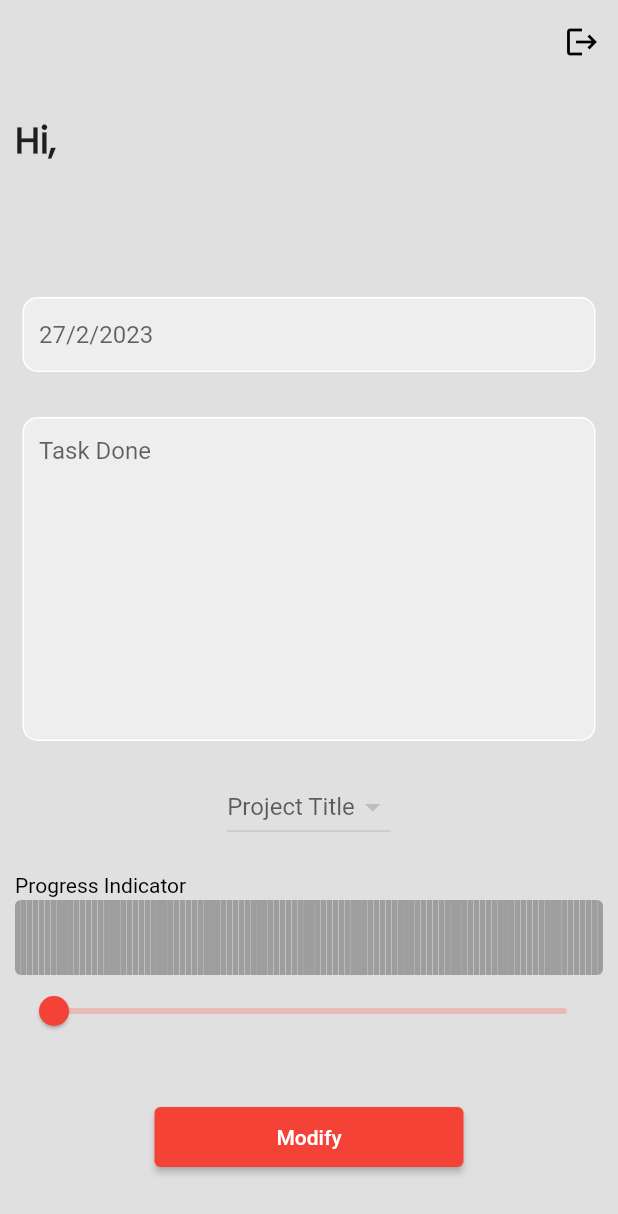
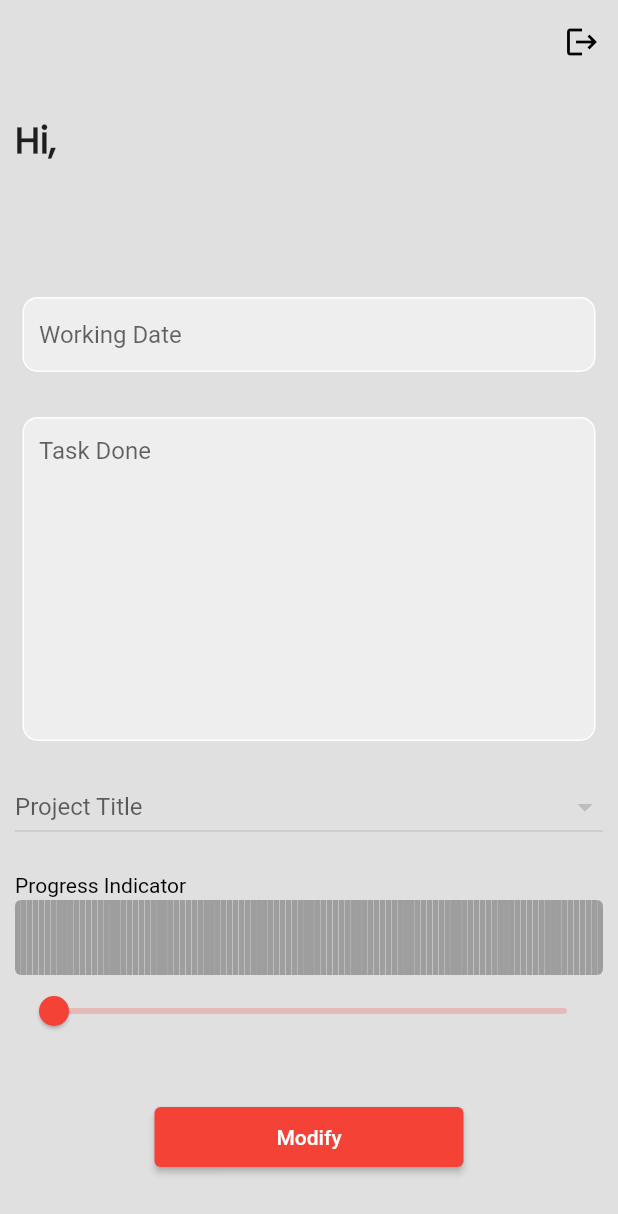
Before and after one commit to iRawNewton/client-onboarding, a Flutter app: the MyDevDashboard screen opened directly, after a tap on "Modify", on a phone screen of 412 x 824 dp. Shown: the top 1214 px of the screen. Run offline on Flutter 3.47's test engine with Material 2 defaults, Android fonts, the phone set to English and light mode, and no system bars; drawn by our look-alikes of step_progress_indicator; our stand-ins replace google_fonts, shared_preferences; accounts and stored records are empty; network calls fail.

Commit message:
dev dashboard done

```diff
--- a/lib/screens/dashboard/developer/dev_dash.dart
+++ b/lib/screens/dashboard/developer/dev_dash.dart
@@ -2,6 +2,7 @@ import 'dart:convert';
 
 import 'package:client_onboarding_app/screens/2selectuser/homescreen.dart';
 import 'package:flutter/material.dart';
+import 'package:intl/intl.dart';
 import 'package:shared_preferences/shared_preferences.dart';
 import 'package:step_progress_indicator/step_progress_indicator.dart';
 import 'package:http/http.dart' as http;
@@ -21,32 +22,42 @@ class _MyDevDashboardState extends State<MyDevDashboard> {
   }
 
   TextEditingController dateController = TextEditingController();
+  TextEditingController taskDone = TextEditingController();
   TextEditingController projectID = TextEditingController();
+  TextEditingController progressIndicator = TextEditingController();
 
   DateTime selectedDate = DateTime.now();
   double progressValue = 0;
   bool isVisibleButton = true;
   String devName = '';
+  String devID = '';
   List projectList = [];
 
-  void selectDate() {
+  void datePickerFunction(dateController) {
     showDatePicker(
       context: context,
       initialDate: DateTime.now(),
-            firstDate: DateTime(2000),
-            lastDate: DateTime(2050))
-        .then((value) {
+      firstDate: DateTime(2018),
+      lastDate: DateTime(2025),
+    ).then(
+      (value) {
         setState(() {
           selectedDate = value!;
+          final formatter = DateFormat('dd/MM/yyyy');
+          final formatteddate = formatter.format(selectedDate);
+          dateController.text = formatteddate;
         });
-    });
+      },
+    );
   }
 
   Future getDevName() async {
-    final SharedPreferences prefs = await SharedPreferences.getInstance();
+    SharedPreferences prefs = await SharedPreferences.getInstance();
+    String? developerID = prefs.getString('devId');
     var developerName = prefs.getString('devname');
     setState(() {
       devName = developerName!;
+      devID = developerID.toString();
     });
   }
 
@@ -70,6 +81,43 @@ class _MyDevDashboardState extends State<MyDevDashboard> {
   }
 
   String? dropdownvalue1;
+
+  // *****************************
+  postData(context) async {
+    var response = await http.post(
+        Uri.parse('http://10.0.2.2:80/FlutterApi/updatetask/dailytask.php'),
+        body: {
+          'cli_date': dateController.text,
+          'cli_task': taskDone.text,
+          'cli_progress': progressIndicator.text,
+          'cli_devid': devID,
+          'cli_projid': projectID.text
+        });
+
+    if (response.statusCode == 200) {
+      print('object');
+      print(devID);
+      // dateController.clear();
+      // taskDone.clear();
+      // progressIndicator.clear();
+      // projectID.clear();
+
+      ScaffoldMessenger.of(context).showSnackBar(
+        const SnackBar(
+          backgroundColor: Colors.green,
+          content: Text('Success!'),
+        ),
+      );
+    } else {
+      ScaffoldMessenger.of(context).showSnackBar(
+        const SnackBar(
+          backgroundColor: Colors.red,
+          content: Text('Error!'),
+        ),
+      );
+    }
+  }
+  // *****************************
 
   @override
   Widget build(BuildContext context) {
@@ -143,13 +191,12 @@ class _MyDevDashboardState extends State<MyDevDashboard> {
                       child: TextField(
                         keyboardType: TextInputType.none,
                         controller: dateController,
-                        decoration: InputDecoration(
+                        decoration: const InputDecoration(
                           border: InputBorder.none,
-                          hintText:
-                              '${selectedDate.day}/${selectedDate.month}/${selectedDate.year}',
+                          hintText: 'Working Date',
                         ),
                         onTap: () {
-                          selectDate();
+                          datePickerFunction(dateController);
                         },
                       ),
                     ),
@@ -164,12 +211,12 @@ class _MyDevDashboardState extends State<MyDevDashboard> {
                         color: Colors.grey[200],
                         border: Border.all(color: Colors.white),
                         borderRadius: BorderRadius.circular(10)),
-                    child: const Padding(
-                      padding: EdgeInsets.only(left: 10.0),
+                    child: Padding(
+                      padding: const EdgeInsets.only(left: 10.0),
                       child: TextField(
-                        // controller: _email,
+                        controller: taskDone,
                         maxLines: 10,
-                        decoration: InputDecoration(
+                        decoration: const InputDecoration(
                           border: InputBorder.none,
                           hintText: 'Task Done',
                         ),
@@ -180,7 +227,10 @@ class _MyDevDashboardState extends State<MyDevDashboard> {
                 const SizedBox(height: 20),
                 // Select project ID
                 // project cli ID
-                DropdownButton(
+                SizedBox(
+                  width: double.infinity,
+                  child: DropdownButton(
+                    isExpanded: true,
                     hint: const Text('Project Title'),
                     items: projectList.map((item) {
                       return DropdownMenuItem(
@@ -196,7 +246,8 @@ class _MyDevDashboardState extends State<MyDevDashboard> {
                     },
                     value: dropdownvalue1,
                   ),
-// *********************************************************
+                ),
+
                 const SizedBox(height: 20),
                 // progress indicator1
                 const Align(
@@ -235,6 +286,7 @@ class _MyDevDashboardState extends State<MyDevDashboard> {
                   onChanged: (double value) {
                     setState(() {
                       progressValue = value;
+                      progressIndicator.text = progressValue.toString();
                     });
                   },
                   label: progressValue.toInt().toString(),
@@ -244,7 +296,9 @@ class _MyDevDashboardState extends State<MyDevDashboard> {
                   height: 40,
                   width: MediaQuery.of(context).size.width * 0.5,
                   child: ElevatedButton(
-                    onPressed: () {},
+                    onPressed: () {
+                      postData(context);
+                    },
                     child: const Text('Modify'),
                   ),
                 ),
```
Also changed, not shown: 1 other file. Lines whose indentation alone changed are shown as unchanged.
